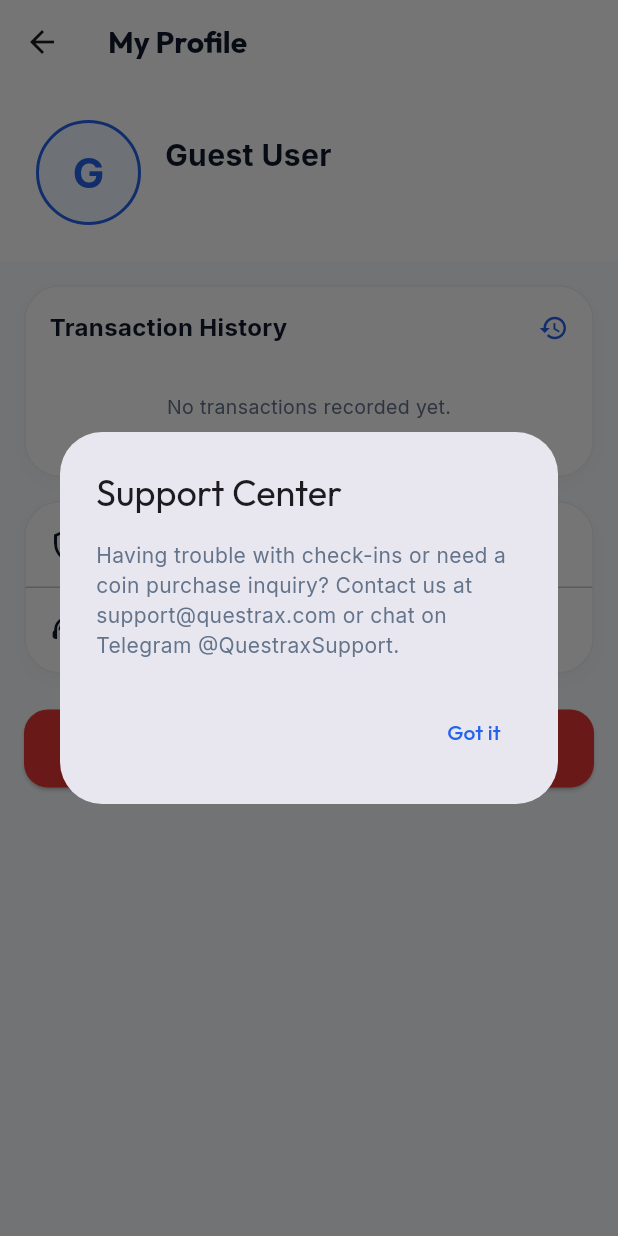
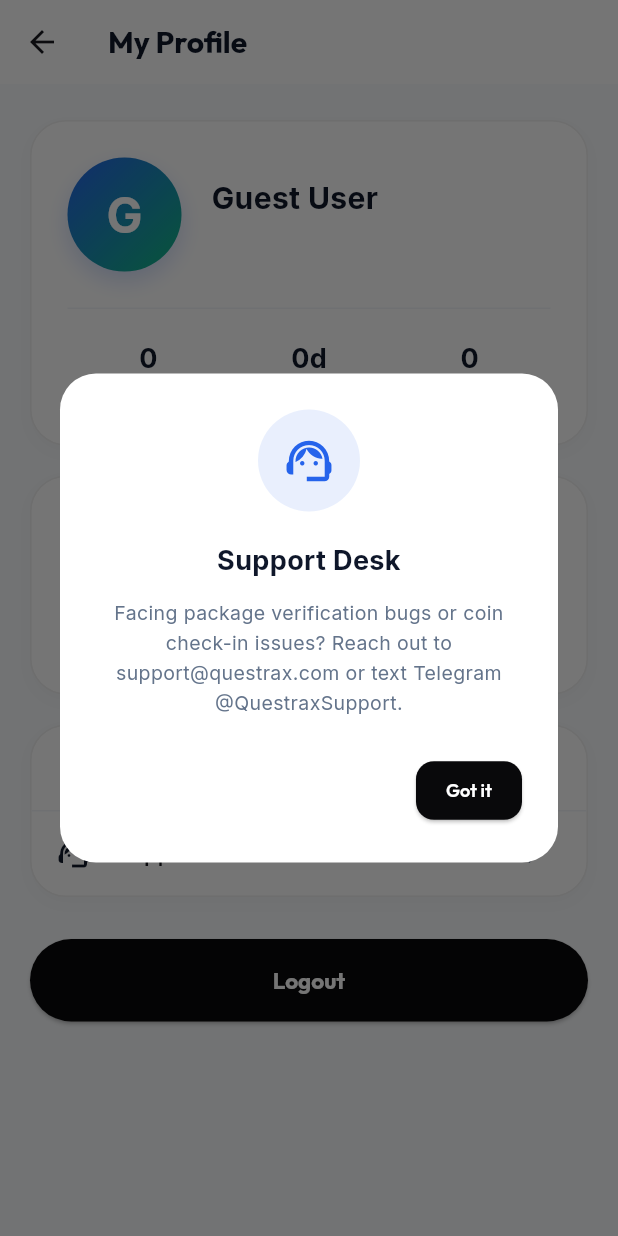
Before and after one commit to RukshanAmodya/TTester, a Flutter app: the ProfileScreen screen opened directly, after a tap on "Support & Contact Us", on a phone screen of 412 x 824 dp. Run offline on Flutter 3.47's test engine with Material 3 defaults, Android fonts, the phone set to English and light mode, and no system bars; our stand-ins replace google_fonts.

Commit message:
style: redesign profile layout, center stats cards, and integrate premium dialogs and toast alerts

```diff
--- a/lib/screens/profile_screen.dart
+++ b/lib/screens/profile_screen.dart
@@ -2,6 +2,7 @@
 import 'package:provider/provider.dart';
 import '../app_state.dart';
 import '../theme.dart';
+import '../widgets/premium_widgets.dart';
 
 class ProfileScreen extends StatelessWidget {
   const ProfileScreen({super.key});
@@ -22,33 +23,47 @@
         ),
       ),
       body: SingleChildScrollView(
+        physics: const BouncingScrollPhysics(),
+        padding: const EdgeInsets.symmetric(horizontal: 20.0, vertical: 24.0),
         child: Column(
           children: [
-            // Profile Card Info
+            // Modern Profile Header Card
             Container(
-              color: Colors.white,
-              padding: const EdgeInsets.symmetric(vertical: 24, horizontal: 24),
-              child: Row(
+              padding: const EdgeInsets.all(24),
+              decoration: PremiumCardDecoration.outlineCard,
+              child: Column(
+                children: [
+                  Row(
                     children: [
                       Container(
-                    width: 70,
-                    height: 70,
+                        width: 76,
+                        height: 76,
                         decoration: BoxDecoration(
-                      color: AppColors.accentBlue,
+                          gradient: const LinearGradient(
+                            colors: AppColors.primaryGradient,
+                            begin: Alignment.topLeft,
+                            end: Alignment.bottomRight,
+                          ),
                           shape: BoxShape.circle,
-                      border: Border.all(color: AppColors.primary, width: 2),
+                          boxShadow: [
+                            BoxShadow(
+                              color: AppColors.primary.withOpacity(0.2),
+                              blurRadius: 12,
+                              offset: const Offset(0, 6),
+                            ),
+                          ],
                         ),
                         alignment: Alignment.center,
                         child: Text(
                           appState.userName.substring(0, 1).toUpperCase(),
                           style: const TextStyle(
-                        fontSize: 28,
+                            fontSize: 32,
                             fontWeight: FontWeight.bold,
-                        color: AppColors.primary,
+                            color: Colors.white,
                           ),
                         ),
                       ),
-                  const SizedBox(width: 16),
+                      const SizedBox(width: 20),
                       Expanded(
                         child: Column(
                           crossAxisAlignment: CrossAxisAlignment.start,
@@ -65,7 +80,7 @@
                             Text(
                               appState.userEmail,
                               style: const TextStyle(
-                            fontSize: 14,
+                                fontSize: 13,
                                 color: AppColors.textLight,
                               ),
                             ),
@@ -74,34 +89,47 @@
                       ),
                     ],
                   ),
+                  const SizedBox(height: 24),
+                  const Divider(height: 1, color: Color(0xFFF1F5F9)),
+                  const SizedBox(height: 20),
+                  // User Stats row
+                  Row(
+                    mainAxisAlignment: MainAxisAlignment.spaceAround,
+                    children: [
+                      _buildHeaderStat("🪙 Balance", "${appState.coins}"),
+                      _buildHeaderStat("🔥 Streak", "${appState.dailyStreak}d"),
+                      _buildHeaderStat("📱 Tested", "${appState.myTestingApps.length}"),
+                    ],
                   ),
-            const SizedBox(height: 16),
+                ],
+              ),
+            ),
+            const SizedBox(height: 20),
             // Transaction History
             Container(
-              margin: const EdgeInsets.symmetric(horizontal: 16),
-              padding: const EdgeInsets.all(16),
+              padding: const EdgeInsets.all(20),
               decoration: PremiumCardDecoration.outlineCard,
               child: Column(
                 crossAxisAlignment: CrossAxisAlignment.start,
                 children: [
-                  Row(
+                  const Row(
                     mainAxisAlignment: MainAxisAlignment.spaceBetween,
                     children: [
-                      const Text(
+                      Text(
                         "Transaction History",
                         style: TextStyle(
-                          fontSize: 16,
+                          fontSize: 15,
                           fontWeight: FontWeight.bold,
                           color: AppColors.textDark,
                         ),
                       ),
-                      const Icon(Icons.history, color: AppColors.primary, size: 20),
+                      Icon(Icons.receipt_long_rounded, color: AppColors.primary, size: 20),
                     ],
                   ),
-                  const SizedBox(height: 12),
+                  const SizedBox(height: 16),
                   if (history.isEmpty)
                     const Padding(
-                      padding: EdgeInsets.symmetric(vertical: 20.0),
+                      padding: EdgeInsets.symmetric(vertical: 24.0),
                       child: Center(
                         child: Text(
                           "No transactions recorded yet.",
@@ -113,13 +141,11 @@
                     ListView.separated(
                       shrinkWrap: true,
                       physics: const NeverScrollableScrollPhysics(),
-                      itemCount: history.length,
-                      separatorBuilder: (context, index) => const Divider(height: 1),
+                      itemCount: history.length > 5 ? 5 : history.length, // Show top 5
+                      separatorBuilder: (context, index) => const Divider(height: 24, color: Color(0xFFF1F5F9)),
                       itemBuilder: (context, index) {
                         final tx = history[index];
-                        return Padding(
-                          padding: const EdgeInsets.symmetric(vertical: 12.0),
-                          child: Row(
+                        return Row(
                           mainAxisAlignment: MainAxisAlignment.spaceBetween,
                           children: [
                             Expanded(
@@ -129,16 +155,16 @@
                                   Text(
                                     tx.title,
                                     style: const TextStyle(
-                                        fontSize: 14,
+                                      fontSize: 13,
                                       fontWeight: FontWeight.w600,
                                       color: AppColors.textDark,
                                     ),
                                   ),
                                   const SizedBox(height: 2),
                                   Text(
-                                      "${tx.date.hour}:${tx.date.minute.toString().padLeft(2, '0')} • ${tx.date.day}/${tx.date.month}/${tx.date.year}",
+                                    "${tx.date.day}/${tx.date.month}/${tx.date.year} • ${tx.date.hour}:${tx.date.minute.toString().padLeft(2, '0')}",
                                     style: const TextStyle(
-                                        fontSize: 11,
+                                      fontSize: 10,
                                       color: AppColors.textLight,
                                     ),
                                   ),
@@ -149,22 +175,20 @@
                               "${tx.isCredit ? '+' : '-'}${tx.coins} Coins",
                               style: TextStyle(
                                 fontWeight: FontWeight.bold,
-                                  fontSize: 14,
-                                  color: tx.isCredit ? Colors.green : Colors.red,
+                                fontSize: 13,
+                                color: tx.isCredit ? const Color(0xFF10B981) : const Color(0xFFEF4444),
                               ),
                             ),
                           ],
-                          ),
                         );
                       },
                     ),
                 ],
               ),
             ),
-            const SizedBox(height: 16),
-            // Menu Items
+            const SizedBox(height: 20),
+            // Menu Settings
             Container(
-              margin: const EdgeInsets.symmetric(horizontal: 16),
               decoration: PremiumCardDecoration.outlineCard,
               child: Column(
                 children: [
@@ -173,81 +197,82 @@
                     title: const Text("Privacy Policy", style: TextStyle(fontSize: 14, fontWeight: FontWeight.w600)),
                     trailing: const Icon(Icons.chevron_right, color: AppColors.textLight),
                     onTap: () {
-                      _showPolicyDialog(context);
+                      PremiumDialog.show(
+                        context,
+                        title: "Privacy & Rules",
+                        icon: Icons.privacy_tip_outlined,
+                        message: "TTesters values your privacy. We verify device app packages in the background solely to check testing compliance and never harvest user data. Bad behavior or spam comments on Play Store leads to immediate account ban.",
+                      );
                     },
                   ),
-                  const Divider(height: 1),
+                  const Divider(height: 1, color: Color(0xFFF1F5F9)),
                   ListTile(
                     leading: const Icon(Icons.support_agent_outlined, color: AppColors.textDark),
                     title: const Text("Support & Contact Us", style: TextStyle(fontSize: 14, fontWeight: FontWeight.w600)),
                     trailing: const Icon(Icons.chevron_right, color: AppColors.textLight),
                     onTap: () {
-                      _showSupportDialog(context);
+                      PremiumDialog.show(
+                        context,
+                        title: "Support Desk",
+                        icon: Icons.support_agent_outlined,
+                        message: "Facing package verification bugs or coin check-in issues? Reach out to support@questrax.com or text Telegram @QuestraxSupport.",
+                      );
                     },
                   ),
                 ],
               ),
             ),
-            const SizedBox(height: 24),
-            // Logout Button
-            Padding(
-              padding: const EdgeInsets.symmetric(horizontal: 16.0),
-              child: SizedBox(
+            const SizedBox(height: 28),
+            // Logout button styled as Numi pill
+            SizedBox(
               width: double.infinity,
               child: ElevatedButton(
                 style: ElevatedButton.styleFrom(
-                    backgroundColor: Colors.red.shade600,
-                    shape: RoundedRectangleBorder(borderRadius: BorderRadius.circular(16)),
+                  backgroundColor: const Color(0xFF09090B), // Black
+                  foregroundColor: Colors.white,
+                  padding: const EdgeInsets.symmetric(vertical: 18),
+                  shape: RoundedRectangleBorder(
+                    borderRadius: BorderRadius.circular(30),
+                  ),
                 ),
                 onPressed: () {
                   appState.logout();
+                  PremiumToast.show(context, "Logged out successfully");
                 },
-                  child: const Text("Logout"),
+                child: const Text(
+                  "Logout",
+                  style: TextStyle(fontWeight: FontWeight.bold, fontSize: 15),
                 ),
               ),
             ),
-            const SizedBox(height: 48),
+            const SizedBox(height: 32),
           ],
         ),
       ),
     );
   }
 
-  void _showPolicyDialog(BuildContext context) {
-    showDialog(
-      context: context,
-      builder: (context) => AlertDialog(
-        title: const Text("Privacy & Rules"),
-        content: const SingleChildScrollView(
-          child: Text(
-            "TTesters values your privacy. We verify device app packages in the background solely to check testing statuses, and never collect personal data. Developers must not publish spam reviews on the Play Store. Any bad behavior will lead to a permanent coin/account ban.",
+  Widget _buildHeaderStat(String label, String value) {
+    return Column(
+      children: [
+        Text(
+          value,
+          style: const TextStyle(
+            fontSize: 18,
+            fontWeight: FontWeight.bold,
+            color: AppColors.textDark,
           ),
         ),
-        actions: [
-          TextButton(
-            onPressed: () => Navigator.pop(context),
-            child: const Text("Close"),
+        const SizedBox(height: 4),
+        Text(
+          label,
+          style: const TextStyle(
+            fontSize: 11,
+            color: AppColors.textLight,
+            fontWeight: FontWeight.w500,
+          ),
         ),
       ],
-      ),
-    );
-  }
-
-  void _showSupportDialog(BuildContext context) {
-    showDialog(
-      context: context,
-      builder: (context) => AlertDialog(
-        title: const Text("Support Center"),
-        content: const Text(
-          "Having trouble with check-ins or need a coin purchase inquiry? Contact us at support@questrax.com or chat on Telegram @QuestraxSupport.",
-        ),
-        actions: [
-          TextButton(
-            onPressed: () => Navigator.pop(context),
-            child: const Text("Got it"),
-          ),
-        ],
-      ),
     );
   }
 }
--- /dev/null
+++ b/lib/widgets/premium_widgets.dart
@@ -0,0 +1,166 @@
+import 'package:flutter/material.dart';
+import '../theme.dart';
+
+class PremiumToast {
+  static void show(
+    BuildContext context,
+    String message, {
+    bool isError = false,
+    bool isWarning = false,
+  }) {
+    Color bg = AppColors.buttonDark;
+    IconData icon = Icons.info_outline_rounded;
+    Color iconColor = Colors.white;
+
+    if (isError) {
+      bg = const Color(0xFFFEE2E2);
+      icon = Icons.error_outline_rounded;
+      iconColor = const Color(0xFFEF4444);
+    } else if (isWarning) {
+      bg = const Color(0xFFFEF3C7);
+      icon = Icons.warning_amber_rounded;
+      iconColor = const Color(0xFFD97706);
+    } else {
+      bg = const Color(0xFFECFDF5);
+      icon = Icons.check_circle_outline_rounded;
+      iconColor = const Color(0xFF10B981);
+    }
+
+    final textColor = isError
+        ? const Color(0xFF991B1B)
+        : (isWarning ? const Color(0xFF92400E) : const Color(0xFF065F46));
+
+    ScaffoldMessenger.of(context).clearSnackBars();
+    ScaffoldMessenger.of(context).showSnackBar(
+      SnackBar(
+        behavior: SnackBarBehavior.floating,
+        backgroundColor: bg,
+        elevation: 6,
+        shape: RoundedRectangleBorder(borderRadius: BorderRadius.circular(16.0)),
+        margin: const EdgeInsets.symmetric(horizontal: 20.0, vertical: 24.0),
+        padding: const EdgeInsets.symmetric(horizontal: 16.0, vertical: 14.0),
+        content: Row(
+          children: [
+            Icon(icon, color: iconColor, size: 20),
+            const SizedBox(width: 12),
+            Expanded(
+              child: Text(
+                message,
+                style: TextStyle(
+                  color: textColor,
+                  fontSize: 13,
+                  fontWeight: FontWeight.w600,
+                ),
+              ),
+            ),
+          ],
+        ),
+        duration: const Duration(seconds: 3),
+      ),
+    );
+  }
+}
+
+class PremiumDialog extends StatelessWidget {
+  final String title;
+  final String message;
+  final IconData icon;
+  final Color iconColor;
+  final List<Widget>? actions;
+
+  const PremiumDialog({
+    super.key,
+    required this.title,
+    required this.message,
+    required this.icon,
+    required this.iconColor,
+    this.actions,
+  });
+
+  static void show(
+    BuildContext context, {
+    required String title,
+    required String message,
+    IconData icon = Icons.info_outline_rounded,
+    Color iconColor = AppColors.primary,
+    List<Widget>? actions,
+  }) {
+    showDialog(
+      context: context,
+      builder: (context) => PremiumDialog(
+        title: title,
+        message: message,
+        icon: icon,
+        iconColor: iconColor,
+        actions: actions,
+      ),
+    );
+  }
+
+  @override
+  Widget build(BuildContext context) {
+    return Dialog(
+      backgroundColor: Colors.white,
+      surfaceTintColor: Colors.white,
+      shape: RoundedRectangleBorder(borderRadius: BorderRadius.circular(24.0)),
+      child: Padding(
+        padding: const EdgeInsets.all(24.0),
+        child: Column(
+          mainAxisSize: MainAxisSize.min,
+          children: [
+            // Top Accent Icon
+            Container(
+              padding: const EdgeInsets.all(16),
+              decoration: BoxDecoration(
+                color: iconColor.withOpacity(0.1),
+                shape: BoxShape.circle,
+              ),
+              child: Icon(icon, color: iconColor, size: 36),
+            ),
+            const SizedBox(height: 20),
+            // Title
+            Text(
+              title,
+              textAlign: TextAlign.center,
+              style: const TextStyle(
+                fontSize: 18,
+                fontWeight: FontWeight.bold,
+                color: AppColors.textDark,
+              ),
+            ),
+            const SizedBox(height: 12),
+            // Body Message
+            Text(
+              message,
+              textAlign: TextAlign.center,
+              style: const TextStyle(
+                fontSize: 13,
+                height: 1.5,
+                color: AppColors.textLight,
+              ),
+            ),
+            const SizedBox(height: 24),
+            // Action buttons
+            Row(
+              mainAxisAlignment: MainAxisAlignment.end,
+              children: actions ??
+                  [
+                    ElevatedButton(
+                      style: ElevatedButton.styleFrom(
+                        backgroundColor: AppColors.buttonDark,
+                        foregroundColor: Colors.white,
+                        padding: const EdgeInsets.symmetric(horizontal: 20, vertical: 12),
+                        shape: RoundedRectangleBorder(borderRadius: BorderRadius.circular(12)),
+                        minimumSize: Size.zero,
+                      ),
+                      onPressed: () => Navigator.pop(context),
+                      child: const Text("Got it", style: TextStyle(fontSize: 12)),
+                    )
+                  ],
+            ),
+          ],
+        ),
+      ),
+    );
+  }
+}
```
Also changed, not shown: lib/screens/add_app_screen.dart (+2 -6 lines), lib/screens/coin_store_screen.dart (+2 -6 lines), lib/screens/dashboard_screen.dart (+15 -18 lines), lib/screens/earn_coins_screen.dart (+2 -6 lines), lib/screens/my_apps_screen.dart (+4 -6 lines), lib/screens/testing_detail_screen.dart (+11 -29 lines). Lines whose indentation alone changed are shown as unchanged.
